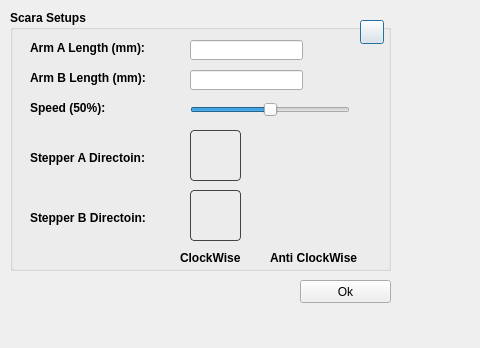
This is mDrawGui/ScaraSetup.ui in Makeblock-official/mDrawBot as Qt 5 draws it before an edit; both pictures show x 0 to 480 and y 0 to 348 of the 1053 by 500 pixel window. The edited form follows.
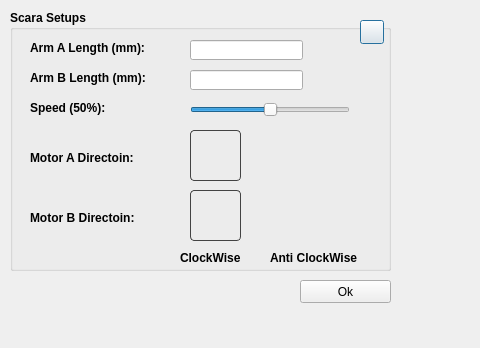
This is the edited form. Icons and pictures are not drawn.

What changed in the file:
```diff
--- a/mDrawGui/ScaraSetup.ui
+++ b/mDrawGui/ScaraSetup.ui
@@ -110,7 +110,7 @@
      </rect>
     </property>
     <property name="text">
-     <string>Stepper A Directoin:</string>
+     <string>Motor A Directoin:</string>
     </property>
    </widget>
    <widget class="QLabel" name="label_4">
@@ -123,7 +123,7 @@
      </rect>
     </property>
     <property name="text">
-     <string>Stepper B Directoin:</string>
+     <string>Motor B Directoin:</string>
     </property>
    </widget>
    <widget class="QLabel" name="motoA_CK">
```
